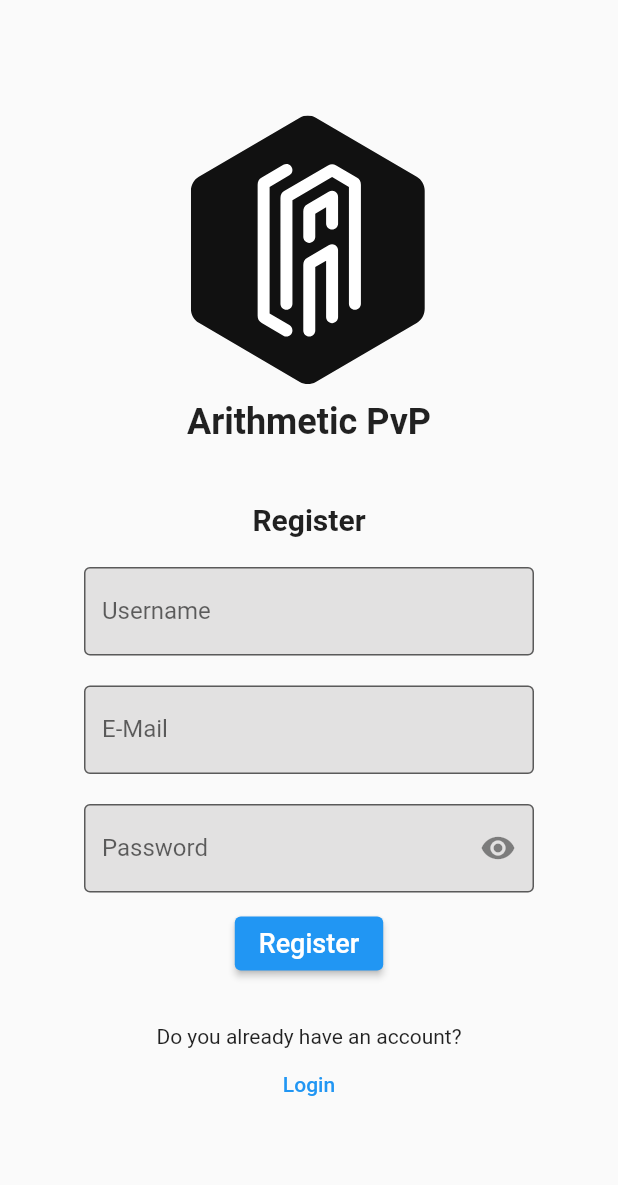
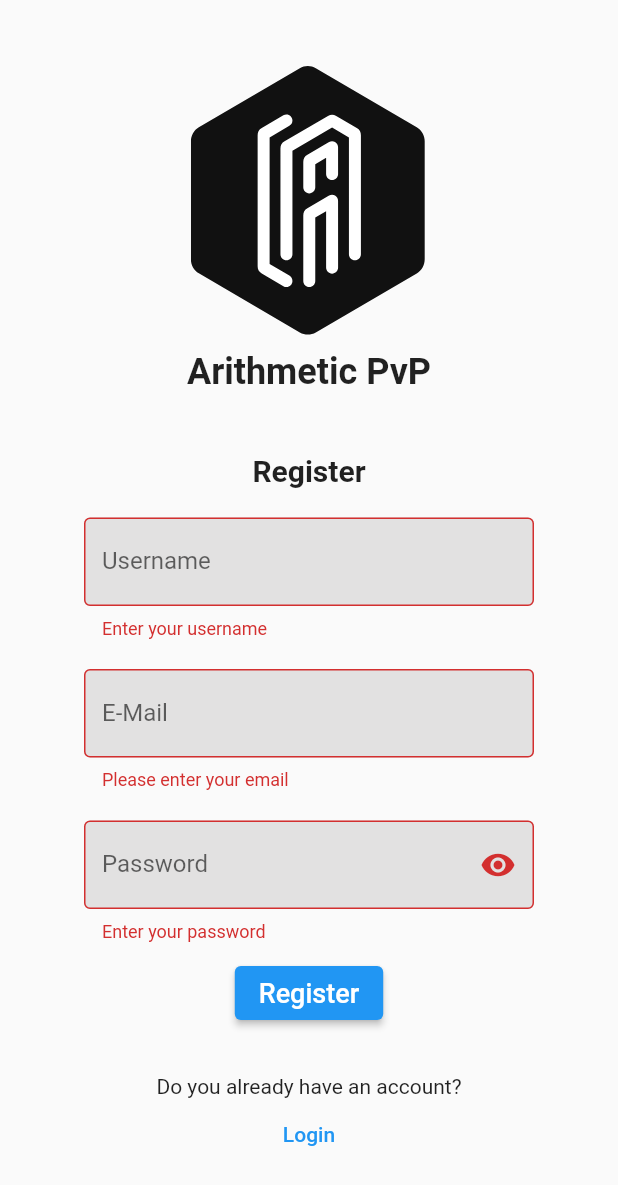
Before and after one commit to EvgenyPetrashko/arithmetic_pvp, a Flutter app: the RegisterPage screen opened directly, after a tap on "Register", on a phone screen of 412 x 824 dp. Shown: the top 1185 px of the screen. Run offline on Flutter 3.47's test engine with Material 2 defaults, Android fonts, the phone set to English and light mode, and no system bars; our stand-ins replace dio, flutter_svg.

Commit message:
Auth logic was added, Register page was connected with backend + unit testing(auth_test.dart)

```diff
--- /dev/null
+++ b/lib/logic/network_client.dart
@@ -0,0 +1,9 @@
+import 'package:dio/dio.dart';
+
+class NetworkClient{
+  final _dio = Dio(BaseOptions(baseUrl: "https://arithmetic-pvp-backend.herokuapp.com/"));
+
+  Dio getApi(){
+    return _dio;
+  }
+}
--- a/lib/register.dart
+++ b/lib/register.dart
@@ -1,8 +1,14 @@
+import 'package:arithmetic_pvp/logic/network_client.dart';
+import 'package:arithmetic_pvp/login.dart';
 import 'package:flutter/cupertino.dart';
 import 'package:flutter/material.dart';
 import 'package:flutter_svg/flutter_svg.dart';
 
+import 'logic/auth.dart';
+
 class RegisterPage extends StatefulWidget{
+  const RegisterPage({Key? key}) : super(key: key);
+
 
   @override
   State<RegisterPage> createState() =>  _RegisterPageState();
@@ -14,10 +20,31 @@ class _RegisterPageState extends State<RegisterPage>{
 
   bool _passwordObscure = true;
 
+  bool _submitBtnDisabled = false;
+
+  final TextEditingController _usernameController = TextEditingController();
+  final TextEditingController _emailController = TextEditingController();
+  final TextEditingController _passwordController = TextEditingController();
+
+  late Auth auth_client;
+
   @override
   void initState() {
     // TODO: implement initState
     super.initState();
+    auth_client = Auth(NetworkClient());
+  }
+
+  bool _isEmailValid(String email) {
+    String pattern = r'^(([^<>()[\]\\.,;:\s@"]+(\.[^<>()[\]\\.,;:\s@"]+)*)|(".+"))@((\[[0-9]{1,3}\.[0-9]{1,3}\.[0-9]{1,3}\.[0-9]{1,3}\])|(([a-zA-Z\-0-9]+\.)+[a-zA-Z]{2,}))$';
+    RegExp regex = RegExp(pattern);
+    return regex.hasMatch(email);
+  }
+
+  bool _isPasswordValid(String password){
+    String pattern = r'^(?=.*?[A-Z])(?=.*?[a-z])(?=.*?[0-9]).{8,}$';
+    RegExp regExp = RegExp(pattern);
+    return regExp.hasMatch(password);
   }
 
 
@@ -44,8 +71,14 @@ class _RegisterPageState extends State<RegisterPage>{
                       children: [
                         // Username/Nickname
                         TextFormField(
+                          controller: _usernameController,
                           validator: (value){
                             // some  nickname validation
+                            if (value == null || value.isEmpty){
+                              return "Enter your username";
+                            }else if (value.length < 6){
+                              return "Your username must contain at least 6 characters";
+                            }
                             return null;
                           },
                           decoration: const InputDecoration(
@@ -59,9 +92,15 @@ class _RegisterPageState extends State<RegisterPage>{
                         // Mail
                         const SizedBox(height: 20,),
                         TextFormField(
+                          controller: _emailController,
                           validator: (value){
                             // some email validation
-
+                            if (value == null || value.isEmpty) {
+                              return 'Please enter your email';
+                            }else if (!_isEmailValid(value)){
+                              return 'Wrong email';
+                            }
+                            return null;
                           },
                           decoration: const InputDecoration(
                               labelText: "E-Mail",
@@ -73,6 +112,7 @@ class _RegisterPageState extends State<RegisterPage>{
                         ),
                         const SizedBox(height: 20,),
                         TextFormField(
+                          controller: _passwordController,
                           obscureText: _passwordObscure,
                           decoration: InputDecoration(
                               labelText: "Password",
@@ -90,9 +130,33 @@ class _RegisterPageState extends State<RegisterPage>{
                                 },
                               )
                           ),
+                          validator: (value){
+                            if (value == null || value.isEmpty){
+                              return "Enter your password";
+                            }else if (!_isPasswordValid(value)){
+                              return "Password must contain at least\n1 lower case char, 1 upper case char,\n1 number and be at least 8 char long";
+                            }
+                            return null;
+                          },
                         ),
                         const SizedBox(height: 10,),
-                        ElevatedButton(onPressed: () {}, child: const Text("Register", style: TextStyle(fontSize: 18),)),
+                        ElevatedButton(onPressed: () async {
+                          _submitBtnDisabled = true;
+                          if (_registerFormKey.currentState!.validate()) {
+                            var responseMap = await auth_client.register(_usernameController.text, _emailController.text, _passwordController.text);
+                            var report = responseMap.keys.first;
+                            var status = responseMap[report] ?? false;
+                            if (status){
+                              Navigator.push(context, MaterialPageRoute(builder: (context) => LoginPage()));
+                            }else{
+                              ScaffoldMessenger.of(context).showSnackBar(
+                                SnackBar(
+                                    content: Text(report)),
+                              );
+                            }
+                          }
+                          _submitBtnDisabled = false;
+                        }, child: const Text("Register", style: TextStyle(fontSize: 18),)),
                         const SizedBox(height: 30,),
                         const Text("Do you already have an account?"),
                         TextButton(onPressed: (){}, child: const Text("Login"))
@@ -100,9 +164,7 @@ class _RegisterPageState extends State<RegisterPage>{
                     ),
                   ),
                   width: 300,
-
                 )
-
               ],
             ),
           )
--- a/pubspec.yaml
+++ b/pubspec.yaml
@@ -30,6 +30,9 @@ dependencies:
   flutter:
     sdk: flutter
   flutter_svg: ^1.0.3
+  dio: ^4.0.4
+  crypto: ^3.0.1
+  # google_sign_in: ^5.2.4
 
 
   # The following adds the Cupertino Icons font to your application.
```
Also changed, not shown: lib/logic/auth.dart (added, +49 -0 lines), pubspec.lock, 2 other files.
